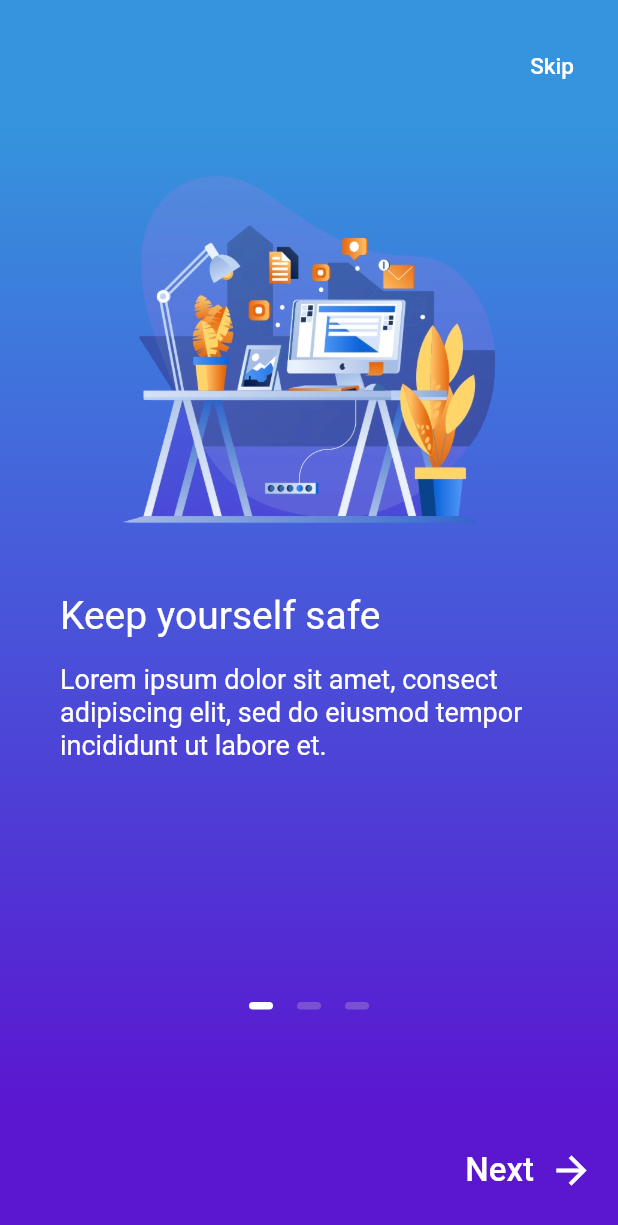
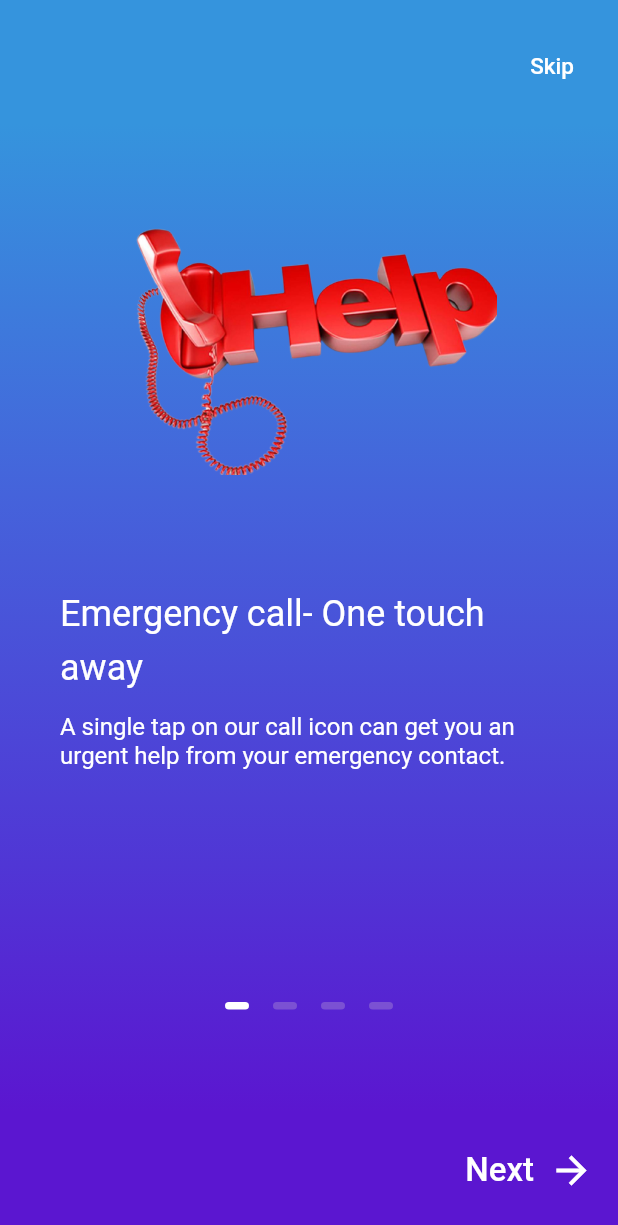
Before and after one commit to mahakmandlecha/SheHacks_Team-055, a Flutter app: the screen it shows after launch, on a phone screen of 412 x 824 dp. Shown: the top 1225 px of the screen. Run offline on Flutter 3.47's test engine with Material 2 defaults, Android fonts, the phone set to English and light mode, and no system bars; our stand-ins replace cloud_firestore, firebase_auth, firebase_core, flutter_spinkit, font_awesome_flutter, geolocator and 2 more; missing offline and left inert: geocoder, latlng; accounts and stored records are empty; Roboto replaces fonts that are missing (CM Sans Serif, GoogleSans).

Commit message:
Updated the onboarding screen

```diff
--- a/lib/screens/onboarding_screen.dart
+++ b/lib/screens/onboarding_screen.dart
@@ -10,7 +10,7 @@ class OnboardingScreen extends StatefulWidget {
 }
 
 class _OnboardingScreenState extends State<OnboardingScreen> {
-  final int _numPages = 3;
+  final int _numPages = 4;
   final PageController _pageController = PageController(initialPage: 0);
   int _currentPage = 0;
 
@@ -91,20 +91,20 @@ class _OnboardingScreenState extends State<OnboardingScreen> {
                           children: <Widget>[
                             Center(
                               child: Image(
-                                image:
-                                    AssetImage('assets/images/onboarding0.png'),
+                                image: AssetImage(
+                                    'assets/images/emergency_call.png'),
                                 height: 250.0,
                                 width: 250.0,
                               ),
                             ),
                             SizedBox(height: 30.0),
                             Text(
-                              'Keep yourself safe',
+                              'Emergency call- One touch away',
                               style: kTitleStyle,
                             ),
                             SizedBox(height: 15.0),
                             Text(
-                              'Lorem ipsum dolor sit amet, consect adipiscing elit, sed do eiusmod tempor incididunt ut labore et.',
+                              'A single tap on our call icon can get you an urgent help from your emergency contact.',
                               style: kSubtitleStyle,
                             )
                           ],
@@ -118,7 +118,7 @@ class _OnboardingScreenState extends State<OnboardingScreen> {
                             Center(
                               child: Image(
                                 image: AssetImage(
-                                  'assets/images/onboarding1.png',
+                                  'assets/images/self-defense_guide.png',
                                 ),
                                 height: 250.0,
                                 width: 250.0,
@@ -126,12 +126,12 @@ class _OnboardingScreenState extends State<OnboardingScreen> {
                             ),
                             SizedBox(height: 30.0),
                             Text(
-                              'Learn self defence',
+                              'Wanna be a warrior?',
                               style: kTitleStyle,
                             ),
                             SizedBox(height: 15.0),
                             Text(
-                              'Lorem ipsum dolor sit amet, consect adipiscing elit, sed do eiusmod tempor incididunt ut labore et.',
+                              'Learn and follow our self defense guidelines and tips to be your own warrior',
                               style: kSubtitleStyle,
                             ),
                           ],
@@ -145,7 +145,7 @@ class _OnboardingScreenState extends State<OnboardingScreen> {
                             Center(
                               child: Image(
                                 image: AssetImage(
-                                  'assets/images/onboarding2.png',
+                                  'assets/images/fake-audio-icon.png',
                                 ),
                                 height: 250.0,
                                 width: 250.0,
@@ -153,12 +153,39 @@ class _OnboardingScreenState extends State<OnboardingScreen> {
                             ),
                             SizedBox(height: 30.0),
                             Text(
-                              'Safety is the first priority',
+                              'Network lost? Pretend a fake call',
                               style: kTitleStyle,
                             ),
                             SizedBox(height: 15.0),
                             Text(
-                              'Lorem ipsum dolor sit amet, consect adipiscing elit, sed do eiusmod tempor incididunt ut labore et.',
+                              'Our fake audio feature allows you to make a pretentious call using autosaved audios. All you need is to reply to the fake audio person\'s questions.',
+                              style: kSubtitleStyle,
+                            ),
+                          ],
+                        ),
+                      ),
+                      Padding(
+                        padding: EdgeInsets.all(40.0),
+                        child: Column(
+                          crossAxisAlignment: CrossAxisAlignment.start,
+                          children: <Widget>[
+                            Center(
+                              child: Image(
+                                image: AssetImage(
+                                  'assets/images/police-siren.png',
+                                ),
+                                height: 250.0,
+                                width: 250.0,
+                              ),
+                            ),
+                            SizedBox(height: 30.0),
+                            Text(
+                              'Play the siren',
+                              style: kTitleStyle,
+                            ),
+                            SizedBox(height: 15.0),
+                            Text(
+                              'Is someone bothering you on a deserted road? Play this siren and save yourself from an uncertain unsafe situation',
                               style: kSubtitleStyle,
                             ),
                           ],
--- a/lib/utilities/styles.dart
+++ b/lib/utilities/styles.dart
@@ -3,8 +3,8 @@ import 'package:flutter/material.dart';
 final kTitleStyle = TextStyle(
     color: Colors.white,
     fontFamily: 'CM Sans Serif',
-    fontSize: 26.0,
+    fontSize: 24.0,
     height: 1.5);
 
 final kSubtitleStyle =
-    TextStyle(color: Colors.white, fontSize: 18.0, height: 1.2);
+    TextStyle(color: Colors.white, fontSize: 16.0, height: 1.2);
```
Also changed, not shown: assets/images/emergency_call.png (added), assets/images/fake-audio-icon.png (added), assets/images/police-siren.png (added), assets/images/self-defense_guide.png (added).
